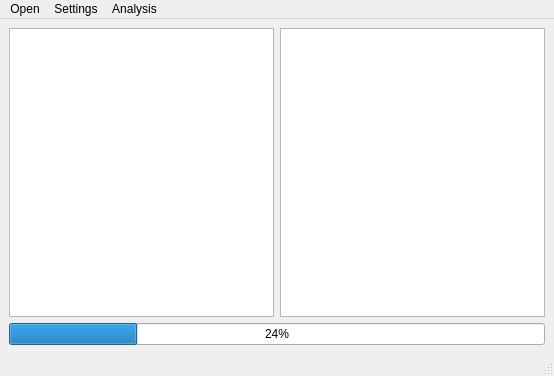
The window that src/UglyVCF/mainwindow.ui (emilpaulitz/ProgrammierProjekt2019) describes before a commit, drawn with Qt 5.
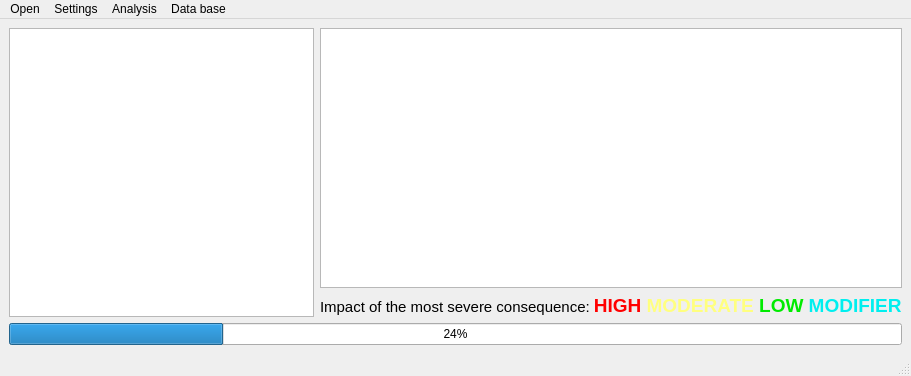
The same window after the commit. Icons and pictures are not drawn.

What changed in the file:
```diff
--- a/src/UglyVCF/mainwindow.ui
+++ b/src/UglyVCF/mainwindow.ui
@@ -6,16 +6,26 @@
    <rect>
     <x>0</x>
     <y>0</y>
-    <width>554</width>
+    <width>911</width>
     <height>376</height>
    </rect>
   </property>
   <property name="windowTitle">
    <string>MainWindow</string>
   </property>
+  <property name="autoFillBackground">
+   <bool>false</bool>
+  </property>
   <widget class="QWidget" name="centralwidget">
    <layout class="QGridLayout" name="gridLayout">
-    <item row="0" column="0">
+    <item row="0" column="1">
+     <widget class="QTextEdit" name="annoWidget">
+      <property name="readOnly">
+       <bool>true</bool>
+      </property>
+     </widget>
+    </item>
+    <item row="0" column="0" rowspan="2">
      <layout class="QHBoxLayout" name="horizontalLayout">
       <item>
        <widget class="QTableWidget" name="tableWidget">
@@ -26,20 +36,34 @@
       </item>
      </layout>
     </item>
-    <item row="0" column="1">
-     <widget class="QTextEdit" name="annoWidget">
-      <property name="readOnly">
-       <bool>true</bool>
-      </property>
-     </widget>
-    </item>
-    <item row="1" column="0" colspan="2">
+    <item row="2" column="0" colspan="2">
      <widget class="QProgressBar" name="progressPullingAll">
       <property name="value">
        <number>24</number>
       </property>
      </widget>
     </item>
+    <item row="1" column="1">
+     <widget class="QLabel" name="explanation">
+      <property name="font">
+       <font>
+        <pointsize>6</pointsize>
+        <italic>false</italic>
+        <kerning>true</kerning>
+       </font>
+      </property>
+      <property name="autoFillBackground">
+       <bool>false</bool>
+      </property>
+      <property name="text">
+       <string>&lt;!DOCTYPE HTML PUBLIC &quot;-//W3C//DTD HTML 4.0//EN&quot; &quot;http://www.w3.org/TR/REC-html40/strict.dtd&quot;&gt;
+&lt;html&gt;&lt;head&gt;&lt;meta name=&quot;qrichtext&quot; content=&quot;1&quot; /&gt;&lt;style type=&quot;text/css&quot;&gt;
+p, li { white-space: pre-wrap; }
+&lt;/style&gt;&lt;/head&gt;&lt;body style=&quot; font-family:'MS Shell Dlg 2'; font-size:6pt; font-weight:400; font-style:normal;&quot;&gt;
+&lt;p style=&quot; margin-top:0px; margin-bottom:0px; margin-left:0px; margin-right:0px; -qt-block-indent:0; text-indent:0px;&quot;&gt;&lt;span style=&quot; font-family:'MS Shell Dlg 2'; font-size:11pt;&quot;&gt;Impact of the most severe consequence: &lt;/span&gt;&lt;span style=&quot; font-family:'MS Shell Dlg 2'; font-size:14pt; font-weight:600; color:#ff0000;&quot;&gt;HIGH &lt;/span&gt;&lt;span style=&quot; font-family:'MS Shell Dlg 2'; font-size:14pt; font-weight:600; color:#ffff7f;&quot;&gt;MODERATE&lt;/span&gt;&lt;span style=&quot; font-family:'MS Shell Dlg 2'; font-size:14pt; font-weight:600; color:#ffff00;&quot;&gt; &lt;/span&gt;&lt;span style=&quot; font-family:'MS Shell Dlg 2'; font-size:14pt; font-weight:600; color:#00eb00;&quot;&gt;LOW&lt;/span&gt;&lt;span style=&quot; font-family:'MS Shell Dlg 2'; font-size:14pt; font-weight:600; color:#aaff00;&quot;&gt; &lt;/span&gt;&lt;span style=&quot; font-family:'MS Shell Dlg 2'; font-size:14pt; font-weight:600; color:#00efef;&quot;&gt;MODIFIER&lt;/span&gt;&lt;/p&gt;&lt;/body&gt;&lt;/html&gt;</string>
+      </property>
+     </widget>
+    </item>
    </layout>
   </widget>
   <widget class="QMenuBar" name="menubar">
@@ -47,8 +71,8 @@
     <rect>
      <x>0</x>
      <y>0</y>
-     <width>554</width>
-     <height>21</height>
+     <width>911</width>
+     <height>30</height>
     </rect>
    </property>
    <widget class="QMenu" name="menuOpen">
@@ -75,9 +99,17 @@
     <addaction name="separator"/>
     <addaction name="actionFilter_by_Frequency"/>
    </widget>
+   <widget class="QMenu" name="menuData_base">
+    <property name="title">
+     <string>Data base</string>
+    </property>
+    <addaction name="actionDelete_current_annotation"/>
+    <addaction name="actionDelete_all_annotations"/>
+   </widget>
    <addaction name="menuOpen"/>
    <addaction name="menuSettings"/>
    <addaction name="menuAnalysis"/>
+   <addaction name="menuData_base"/>
   </widget>
   <widget class="QStatusBar" name="statusbar"/>
   <action name="actionVCF_file">
```
Left out of the diff: 13 changed lines with no effect on the pictures.
